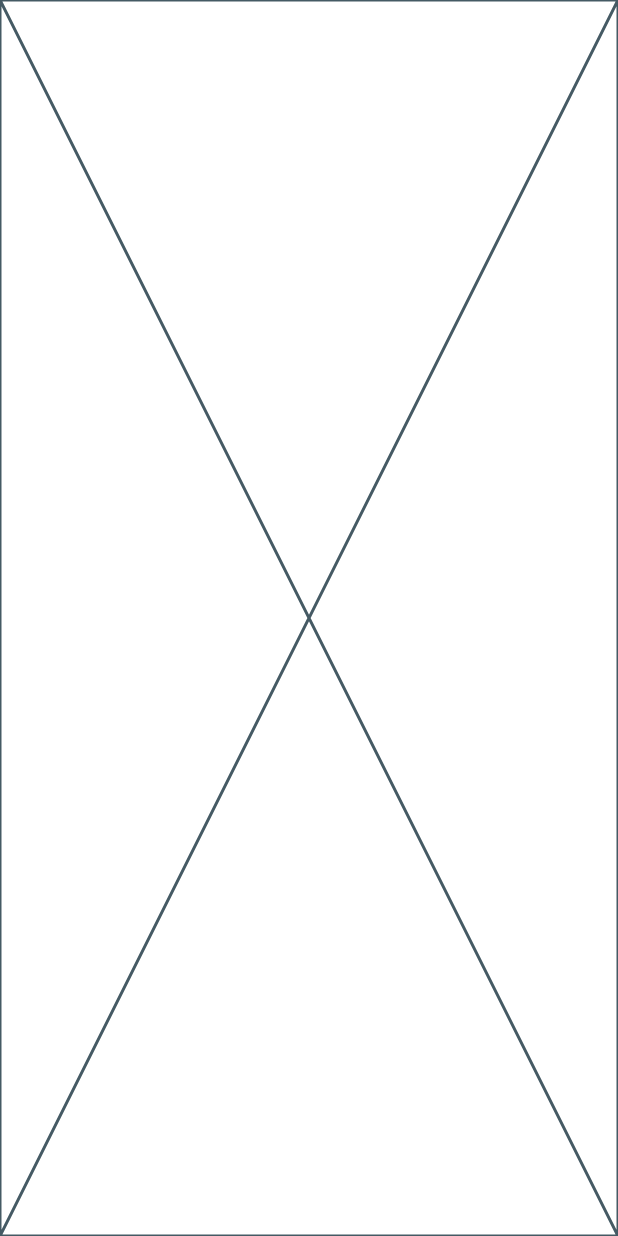
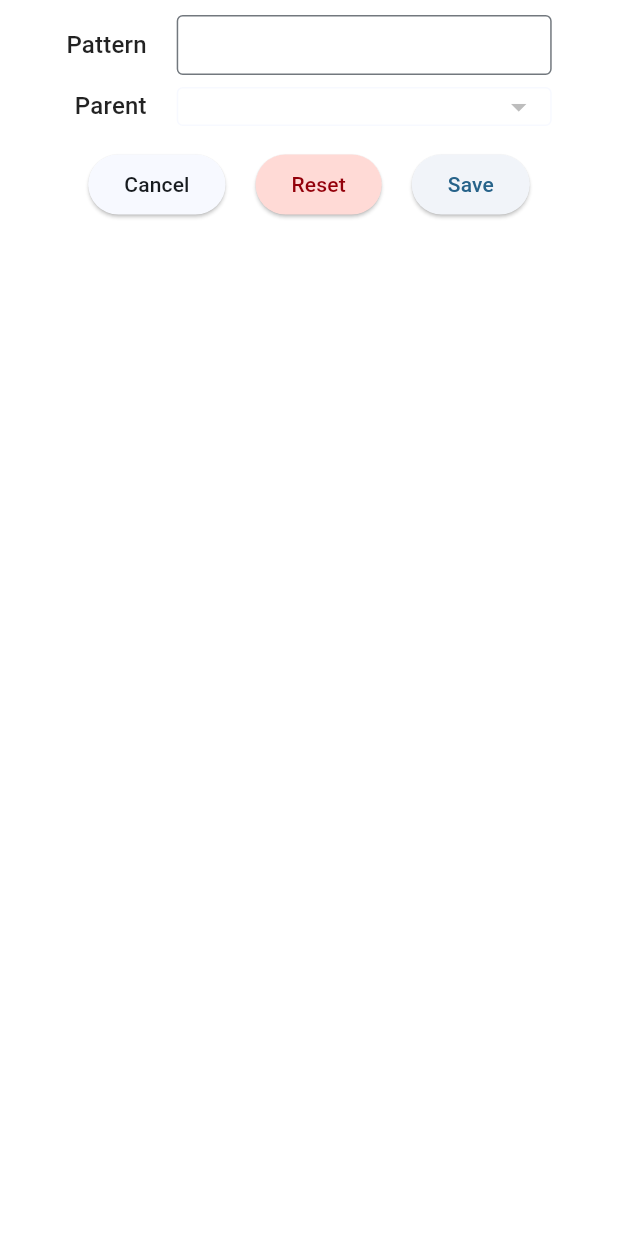
Before and after one commit to riley-x/Libra_Sheet, a Flutter app: the EditRulesScreen screen opened directly, after a tap on the "add" icon, on a phone screen of 412 x 824 dp. Run offline on Flutter 3.47's test engine with Material 2 defaults, Android fonts, the phone set to English and light mode, and no system bars; our stand-ins replace flutter_colorpicker, sqflite, sqflite_common_ffi, syncfusion_flutter_charts; accounts and stored records are empty; statements that could not run were skipped.

Commit message:
add rule form

```diff
--- a/lib/data/database/database_setup.dart
+++ b/lib/data/database/database_setup.dart
@@ -47,7 +47,8 @@ FutureOr<void> _createDatabse14(Database db) async {
       "`key` INTEGER PRIMARY KEY AUTOINCREMENT NOT NULL, "
       "`pattern` TEXT NOT NULL, "
       "`categoryKey` INTEGER NOT NULL, "
-      "`isIncome` INTEGER NOT NULL, "
+      "`accountKey` INTEGER NOT NULL, "
+      "`type` TEXT NOT NULL, "
       "`listIndex` INTEGER NOT NULL)");
   await db.execute(createCategoryHistoryTableSql);
   await db.execute("CREATE TABLE IF NOT EXISTS `transaction_table` "
--- a/lib/data/enums.dart
+++ b/lib/data/enums.dart
@@ -1,3 +1,14 @@
 enum ExpenseType { income, expense }
 
 enum ExpenseFilterType { income, expense, all }
+
+ExpenseFilterType toFilterType(ExpenseType? e) {
+  switch (e) {
+    case null:
+      return ExpenseFilterType.all;
+    case ExpenseType.income:
+      return ExpenseFilterType.income;
+    case ExpenseType.expense:
+      return ExpenseFilterType.expense;
+  }
+}
--- a/lib/data/objects/category_rule.dart
+++ b/lib/data/objects/category_rule.dart
@@ -1,24 +1,20 @@
-import 'package:libra_sheet/data/enums.dart';
 import 'package:libra_sheet/data/objects/account.dart';
 import 'package:libra_sheet/data/objects/category.dart';
 
 class CategoryRule {
   final int key;
-  // final ExpenseType type;
   String pattern;
   Category? category;
   Account? account;
 
   CategoryRule({
     this.key = 0,
-    // required this.type,
     required this.pattern,
     required this.category,
     this.account,
   });
 
   static final empty = CategoryRule(
-    // type: ExpenseType.expense,
     pattern: "",
     category: null,
   );
--- a/lib/data/test_data.dart
+++ b/lib/data/test_data.dart
@@ -63,8 +63,8 @@ final testTags = [
 ];
 
 final testRules = [
-  CategoryRule(pattern: "THIASDF ASDF LKASDJF ASDFKLJ  ASKLJFKLJAS", category: testCategories[0]),
-  CategoryRule(pattern: "4320558230495890358", category: testCategories[1]),
+  CategoryRule(key: 1, pattern: "THIASDF ASDF LKASDJF ASDFKLJ", category: testCategories[0]),
+  CategoryRule(key: 2, pattern: "4320558230495890358", category: testCategories[1]),
 ];
 
 final testAllocations = [
--- a/lib/tabs/settings/edit_rules_screen.dart
+++ b/lib/tabs/settings/edit_rules_screen.dart
@@ -3,6 +3,7 @@ import 'package:libra_sheet/components/dialogs/confirmation_dialog.dart';
 import 'package:libra_sheet/components/form_buttons.dart';
 import 'package:libra_sheet/components/libra_chip.dart';
 import 'package:libra_sheet/components/libra_text_field.dart';
+import 'package:libra_sheet/components/selectors/category_selection_menu.dart';
 import 'package:libra_sheet/components/show_color_picker.dart';
 import 'package:libra_sheet/data/app_state/libra_app_state.dart';
 import 'package:libra_sheet/data/enums.dart';
@@ -32,7 +33,7 @@ class EditRulesState extends ChangeNotifier {
     notifyListeners();
   }
 
-  void setFocus(CategoryRule? it, [ExpenseType type = ExpenseType.expense]) {
+  void setFocus(CategoryRule? it) {
     if (it == null) {
       focused = CategoryRule(pattern: "", category: null);
     } else {
@@ -79,19 +80,28 @@ class RulesSettingsScreen extends StatelessWidget {
 
   @override
   Widget build(BuildContext context) {
-    return Column(
+    return Padding(
+      padding: const EdgeInsets.symmetric(horizontal: 10),
+      child: Column(
         children: [
           const SizedBox(height: 8),
           SettingsCard(
             text: 'Income Rules',
-          onTap: () => screenCallback.call(SettingsScreen.incomeRules),
+            onTap: () {
+              context.read<EditRulesState>().clearFocus();
+              screenCallback.call(SettingsScreen.incomeRules);
+            },
           ),
           const SizedBox(height: 8),
           SettingsCard(
             text: 'Expense Rules',
-          onTap: () => screenCallback.call(SettingsScreen.expenseRules),
+            onTap: () {
+              context.read<EditRulesState>().clearFocus();
+              screenCallback.call(SettingsScreen.expenseRules);
+            },
           ),
         ],
+      ),
     );
   }
 }
@@ -113,11 +123,10 @@ class EditRulesScreen extends StatelessWidget {
     return IndexedStack(
       index: (state.isFocused) ? 0 : 1,
       children: [
-        // _EditRule(
-        //   /// this prevents the IndexedStack from reusing the form editor, which causes a flicker
-        //   key: ObjectKey(state.focused),
-        // ),
-        Placeholder(),
+        _EditRule(
+          /// this prevents the IndexedStack from reusing the form editor, which causes a flicker
+          key: ObjectKey(state.focused),
+        ),
         Scaffold(
           body: ReorderableListView(
             padding: const EdgeInsets.symmetric(vertical: 15),
@@ -156,7 +165,7 @@ class _RuleRow extends StatelessWidget {
   @override
   Widget build(BuildContext context) {
     return InkWell(
-      onTap: () {}, // TODO
+      onTap: () => context.read<EditRulesState>().setFocus(rule),
       child: Container(
         padding: const EdgeInsets.symmetric(vertical: 4, horizontal: 10),
         decoration: BoxDecoration(
@@ -173,8 +182,10 @@ class _RuleRow extends StatelessWidget {
               child: Text(
                 rule.pattern,
                 maxLines: 1,
+                overflow: TextOverflow.ellipsis,
               ),
             ),
+            const SizedBox(width: 6),
             Container(
               width: 4,
               height: 20,
@@ -182,10 +193,11 @@ class _RuleRow extends StatelessWidget {
             ),
             const SizedBox(width: 6),
             Expanded(
-              flex: 5,
+              flex: 4,
               child: Text(
                 rule.category?.name ?? '',
                 maxLines: 1,
+                overflow: TextOverflow.ellipsis,
               ),
             ),
             const SizedBox(width: 40), // this is where the drag handle is added
@@ -196,70 +208,71 @@ class _RuleRow extends StatelessWidget {
   }
 }
 
-// /// Account details form
-// class _EditTag extends StatelessWidget {
-//   const _EditTag({super.key});
+/// Single rule details editing form
+class _EditRule extends StatelessWidget {
+  const _EditRule({super.key});
 
-//   @override
-//   Widget build(BuildContext context) {
-//     final state = context.watch<EditTagsState>();
-//     return Column(
-//       children: [
-//         const SizedBox(height: 10),
-//         Form(
-//           key: state.formKey,
-//           child: Table(
-//             defaultVerticalAlignment: TableCellVerticalAlignment.middle,
-//             columnWidths: const {
-//               0: IntrinsicColumnWidth(),
-//               1: FixedColumnWidth(250),
-//             },
-//             children: [
-//               labelRow(
-//                 context,
-//                 'Name',
-//                 LibraTextFormField(
-//                   initial: state.focused.name,
-//                   validator: (it) => (it?.isEmpty == false) ? null : '',
-//                   onSave: (it) => state.focused.name = it ?? '',
-//                 ),
-//               ),
-//               rowSpacing,
-//               labelRow(
-//                 context,
-//                 'Color',
-//                 Container(
-//                   height: 30,
-//                   color: state.color,
-//                   child: InkWell(
-//                     onTap: () => showColorPicker(
-//                       context: context,
-//                       initialColor: state.focused.color,
-//                       onColorChanged: (it) => state.color = it,
-//                       // ignore: invalid_use_of_protected_member, invalid_use_of_visible_for_testing_member
-//                       onClose: state.notifyListeners,
-//                     ),
-//                   ),
-//                 ),
-//               ),
-//             ],
-//           ),
-//         ),
-//         const SizedBox(height: 15),
-//         FormButtons(
-//           allowDelete: state.focused.key != 0,
-//           onCancel: state.clearFocus,
-//           onReset: state.reset,
-//           onSave: state.save,
-//           onDelete: () => showConfirmationDialog(
-//             context: context,
-//             title: "Delete Tag?",
-//             msg: 'Are you sure you want to delete tag "${state.focused.name}"?'
-//                 ' This cannot be undone!',
-//             onClose: state.delete,
-//           ),
-//         ),
-//       ],
-//     );
-//   }
-// }
+  @override
+  Widget build(BuildContext context) {
+    final appState = context.watch<LibraAppState>();
+    final state = context.watch<EditRulesState>();
+    return Column(
+      children: [
+        const SizedBox(height: 10),
+        Form(
+          key: state.formKey,
+          child: Table(
+            defaultVerticalAlignment: TableCellVerticalAlignment.middle,
+            columnWidths: const {
+              0: IntrinsicColumnWidth(),
+              1: FixedColumnWidth(250),
+            },
+            children: [
+              labelRow(
+                context,
+                'Pattern',
+                LibraTextFormField(
+                  initial: state.focused.pattern,
+                  validator: (it) => (it?.isEmpty == true) ? '' : null,
+                  onSave: (it) => state.focused.pattern = it ?? '',
+                ),
+              ),
+              rowSpacing,
+              labelRow(
+                context,
+                'Parent',
+                CategorySelectionFormField(
+                  initial: state.focused.category,
+                  categories: appState.categories
+                      .flattenedCategories(toFilterType(state.focused.category?.type)),
+                  onSave: (it) => state.focused.category = it,
+                  validator: (it) {
+                    if (it == null) {
+                      return ''; // empty string produces error with no size box change
+                    } else {
+                      return null;
+                    }
+                  },
+                ),
+              ),
+            ],
+          ),
+        ),
+        const SizedBox(height: 15),
+        FormButtons(
+          allowDelete: state.focused.key != 0,
+          onCancel: state.clearFocus,
+          onReset: state.reset,
+          onSave: state.save,
+          onDelete: () => showConfirmationDialog(
+            context: context,
+            title: "Delete Rule?",
+            msg: 'Are you sure you want to delete rule "${state.focused.pattern}"?'
+                ' This cannot be undone!',
+            onClose: state.delete,
+          ),
+        ),
+      ],
+    );
+  }
+}
--- a/lib/tabs/settings/settings_tab.dart
+++ b/lib/tabs/settings/settings_tab.dart
@@ -67,6 +67,7 @@ class _SettingsTabState extends State<SettingsTab> {
     };
 
     return MultiProvider(
+      /// The providers need to be above the LayoutBuilder to survive a screen switch
       providers: [
         ChangeNotifierProvider<EditAccountState>(
             create: (context) => EditAccountState(context.read<LibraAppState>())),
```
Lines whose indentation alone changed are shown as unchanged.
